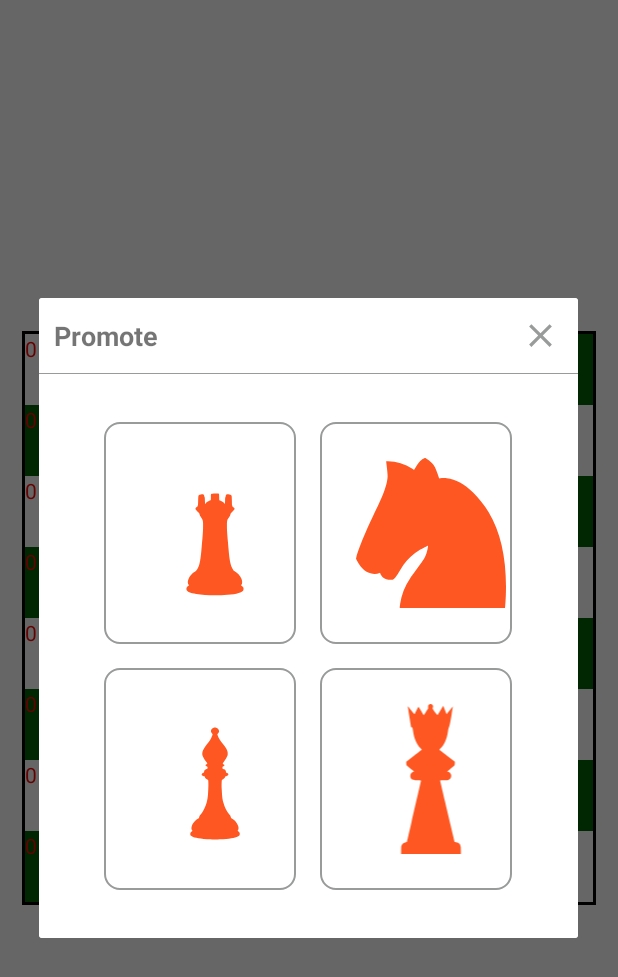
After one commit to hieud1245k/ChessClient, an Android app: the fragment PawnPromotionFragment placed in its activity, on a phone screen of 412 x 824 dp. The commit adds this screen. Shown: the top 977 px of the screen. Run offline under Robolectric (Android 15) with nearby library versions, the phone set to English and light mode, and no system bars.

Commit message:
Feature: Pawn promote

```diff
--- a/app/src/main/java/com/hieuminh/chessclient/common/enums/ChessManType.kt
+++ b/app/src/main/java/com/hieuminh/chessclient/common/enums/ChessManType.kt
@@ -16,5 +16,9 @@ enum class ChessManType(val newInstance: () -> ChessMan) {
                 Pair(index, chessManType)
             }.toMap()
         }
+
+        fun getGeneralPromotionList(): List<ChessManType> {
+            return listOf(CASTLE, KNIGHT, BISHOP, QUEEN)
+        }
     }
 }
--- a/app/src/main/java/com/hieuminh/chessclient/views/activitys/MainActivity.kt
+++ b/app/src/main/java/com/hieuminh/chessclient/views/activitys/MainActivity.kt
@@ -11,6 +11,7 @@ import com.hieuminh.chessclient.utils.ViewUtils
 import com.hieuminh.chessclient.views.activitys.base.BaseActivity
 import com.hieuminh.chessclient.views.adapters.BoxAdapter
 import com.hieuminh.chessclient.views.adapters.base.BaseAdapter
+import com.hieuminh.chessclient.views.fragments.dialogs.PawnPromotionFragment
 import kotlin.math.min
 
 class MainActivity : BaseActivity<ActivityMainBinding>(), BaseAdapter.ItemEventListener<Box> {
@@ -39,29 +40,20 @@ class MainActivity : BaseActivity<ActivityMainBinding>(), BaseAdapter.ItemEventL
                 notifyChanged(boxAdapter)
             }
             currentBoxSelected = null
-            killBoxList.forEach {
-                it.canKill = false
-                it.notifyChanged(boxAdapter)
-            }
-            moveBoxList.forEach {
-                it.canMove = false
-                it.notifyChanged(boxAdapter)
+            resetActionList()
+            if (item.y == 7 && item.chessMan is Pawn) {
+                promotePawn(item)
             }
             return
         }
         if (item.chessMan == null || item.chessMan.isRival()) {
             return
         }
-        moveBoxList.forEach {
-            it.canMove = false
-            it.notifyChanged(boxAdapter)
-        }
-        killBoxList.forEach {
-            it.canKill = false
-            it.notifyChanged(boxAdapter)
-        }
-        moveBoxList.clear()
-        killBoxList.clear()
+        resetActionList()
+        onChessmanClicked(item)
+    }
+
+    private fun onChessmanClicked(item: Box) {
         currentBoxSelected?.isClicked = false
         currentBoxSelected?.notifyChanged(boxAdapter)
         if (currentBoxSelected == item) {
@@ -87,6 +79,30 @@ class MainActivity : BaseActivity<ActivityMainBinding>(), BaseAdapter.ItemEventL
             it.notifyChanged(boxAdapter)
         }
         currentBoxSelected = item
+    }
+
+    private fun promotePawn(box: Box) {
+        val pawnPromotionFragment = PawnPromotionFragment()
+        pawnPromotionFragment.setGeneralItemListener(object : BaseAdapter.ItemEventListener<ChessMan> {
+            override fun onItemClick(item: ChessMan, position: Int) {
+                box.chessMan = item
+                box.notifyChanged(boxAdapter)
+            }
+        })
+        pawnPromotionFragment.show(supportFragmentManager, null)
+    }
+
+    private fun resetActionList() {
+        moveBoxList.forEach {
+            it.canMove = false
+            it.notifyChanged(boxAdapter)
+        }
+        killBoxList.forEach {
+            it.canKill = false
+            it.notifyChanged(boxAdapter)
+        }
+        moveBoxList.clear()
+        killBoxList.clear()
     }
 
     private fun onPawnClicked(item: Box) {
@@ -205,8 +221,8 @@ class MainActivity : BaseActivity<ActivityMainBinding>(), BaseAdapter.ItemEventL
                 val box = Box(x, y)
                 val chessMain = when (y) {
                     0 -> ChessManType.getMainMap()[x]?.newInstance?.invoke()?.apply { playerType = PlayerType.PLAYER_FIRST }
-                    1 -> ChessManType.PAWN?.newInstance?.invoke()?.apply { playerType = PlayerType.PLAYER_FIRST }
-                    6 -> ChessManType.PAWN?.newInstance?.invoke()?.apply { playerType = PlayerType.PLAYER_SECOND }
+                    1 -> ChessManType.PAWN.newInstance.invoke().apply { playerType = PlayerType.PLAYER_FIRST }
+                    6 -> ChessManType.PAWN.newInstance.invoke().apply { playerType = PlayerType.PLAYER_SECOND }
                     7 -> ChessManType.getMainMap()[x]?.newInstance?.invoke()?.apply { playerType = PlayerType.PLAYER_SECOND }
                     else -> null
                 }
--- /dev/null
+++ b/app/src/main/java/com/hieuminh/chessclient/views/adapters/GeneralPromotionAdapter.kt
@@ -0,0 +1,19 @@
+package com.hieuminh.chessclient.views.adapters
+
+import android.view.LayoutInflater
+import android.view.ViewGroup
+import com.hieuminh.chessclient.databinding.ItemGeneralPromotionBinding
+import com.hieuminh.chessclient.models.ChessMan
+import com.hieuminh.chessclient.views.adapters.base.BaseAdapter
+
+class GeneralPromotionAdapter : BaseAdapter<ChessMan>() {
+    override fun onCreateViewHolder(parent: ViewGroup, viewType: Int): BaseViewHolder {
+        return GeneralPromotionViewHolder(ItemGeneralPromotionBinding.inflate(LayoutInflater.from(parent.context), parent, false))
+    }
+
+    inner class GeneralPromotionViewHolder(private val binding: ItemGeneralPromotionBinding) : BaseViewHolder(binding.root) {
+        override fun bind(data: ChessMan) {
+            binding.ivGeneral.setImageResource(data.imageResId)
+        }
+    }
+}
--- /dev/null
+++ b/app/src/main/java/com/hieuminh/chessclient/views/fragments/dialogs/PawnPromotionFragment.kt
@@ -0,0 +1,34 @@
+package com.hieuminh.chessclient.views.fragments.dialogs
+
+import com.hieuminh.chessclient.common.enums.ChessManType
+import com.hieuminh.chessclient.databinding.FragmentPawnPromotionBinding
+import com.hieuminh.chessclient.models.ChessMan
+import com.hieuminh.chessclient.views.adapters.GeneralPromotionAdapter
+import com.hieuminh.chessclient.views.adapters.base.BaseAdapter
+import com.hieuminh.chessclient.views.fragments.dialogs.base.BaseDialogFragment
+
+class PawnPromotionFragment : BaseDialogFragment<FragmentPawnPromotionBinding>(), BaseAdapter.ItemEventListener<ChessMan> {
+    private var itemClickedListener: BaseAdapter.ItemEventListener<ChessMan>? = null
+
+    override fun getViewBinding() = FragmentPawnPromotionBinding.inflate(layoutInflater)
+
+    override fun onItemClick(item: ChessMan, position: Int) {
+        dismiss()
+        itemClickedListener?.onItemClick(item, position)
+    }
+
+    override fun initListener() {
+        binding.ivClose.setOnClickListener { dismiss() }
+    }
+
+    override fun initView() {
+        binding.rvGeneralPromotionList.adapter = GeneralPromotionAdapter().apply {
+            updateData(ChessManType.getGeneralPromotionList().map { it.newInstance.invoke() }.toMutableList())
+            setItemListener(this@PawnPromotionFragment)
+        }
+    }
+
+    fun setGeneralItemListener(itemClickedListener: BaseAdapter.ItemEventListener<ChessMan>?) {
+        this.itemClickedListener = itemClickedListener
+    }
+}
--- /dev/null
+++ b/app/src/main/java/com/hieuminh/chessclient/views/fragments/dialogs/base/BaseDialogFragment.kt
@@ -0,0 +1,39 @@
+package com.hieuminh.chessclient.views.fragments.dialogs.base
+
+import android.app.Dialog
+import android.os.Bundle
+import android.view.LayoutInflater
+import android.view.View
+import android.view.ViewGroup
+import androidx.appcompat.app.AlertDialog
+import androidx.fragment.app.DialogFragment
+import androidx.viewbinding.ViewBinding
+import com.hieuminh.chessclient.interfaces.InitLayout
+
+abstract class BaseDialogFragment<VBinding : ViewBinding> : DialogFragment(), InitLayout<VBinding> {
+    protected lateinit var binding: VBinding
+        private set
+
+    override fun onCreateView(inflater: LayoutInflater, container: ViewGroup?, savedInstanceState: Bundle?): View? {
+        return try {
+            binding.root
+        } catch (e: Exception) {
+            e.printStackTrace()
+            binding = getViewBinding()
+            binding.root
+        }
+    }
+
+    override fun onCreateDialog(savedInstanceState: Bundle?): Dialog {
+        binding = getViewBinding()
+        return AlertDialog.Builder(requireActivity())
+            .setView(binding.root)
+            .create()
+    }
+
+    override fun onViewCreated(view: View, savedInstanceState: Bundle?) {
+        super.onViewCreated(view, savedInstanceState)
+        initListener()
+        initView()
+    }
+}
--- /dev/null
+++ b/app/src/main/res/drawable/bg_while_border_gray_12.xml
@@ -0,0 +1,12 @@
+<?xml version="1.0" encoding="utf-8"?>
+<shape xmlns:android="http://schemas.android.com/apk/res/android">
+
+    <corners android:radius="@dimen/dp_10" />
+
+    <stroke
+        android:width="@dimen/dp_1"
+        android:color="@color/colorGray" />
+
+    <solid android:color="@color/white" />
+
+</shape>
--- /dev/null
+++ b/app/src/main/res/drawable/ic_baseline_close_24.xml
@@ -0,0 +1,10 @@
+<vector xmlns:android="http://schemas.android.com/apk/res/android"
+    android:width="24dp"
+    android:height="24dp"
+    android:tint="@color/colorGray"
+    android:viewportWidth="24"
+    android:viewportHeight="24">
+    <path
+        android:fillColor="@android:color/white"
+        android:pathData="M19,6.41L17.59,5 12,10.59 6.41,5 5,6.41 10.59,12 5,17.59 6.41,19 12,13.41 17.59,19 19,17.59 13.41,12z" />
+</vector>
--- /dev/null
+++ b/app/src/main/res/layout/fragment_pawn_promotion.xml
@@ -0,0 +1,51 @@
+<?xml version="1.0" encoding="utf-8"?>
+<LinearLayout xmlns:android="http://schemas.android.com/apk/res/android"
+    xmlns:app="http://schemas.android.com/apk/res-auto"
+    xmlns:tools="http://schemas.android.com/tools"
+    android:layout_width="match_parent"
+    android:layout_height="match_parent"
+    android:background="@color/white"
+    android:orientation="vertical"
+    tools:context=".views.fragments.dialogs.PawnPromotionFragment">
+
+    <LinearLayout
+        android:layout_width="match_parent"
+        android:layout_height="@dimen/dp_50"
+        android:orientation="horizontal">
+
+        <TextView
+            android:layout_width="0dp"
+            android:layout_height="match_parent"
+            android:layout_marginStart="@dimen/dp_10"
+            android:layout_weight="1"
+            android:gravity="center_vertical"
+            android:text="@string/promote"
+            android:textSize="@dimen/sp_18"
+            android:textStyle="bold" />
+
+        <androidx.appcompat.widget.AppCompatImageView
+            android:id="@+id/iv_close"
+            android:layout_width="@dimen/dp_50"
+            android:layout_height="match_parent"
+            android:padding="@dimen/dp_12"
+            app:srcCompat="@drawable/ic_baseline_close_24" />
+
+    </LinearLayout>
+
+    <View
+        android:layout_width="match_parent"
+        android:layout_height="@dimen/dp_0.5"
+        android:background="@color/colorGray" />
+
+    <androidx.recyclerview.widget.RecyclerView
+        android:id="@+id/rv_general_promotion_list"
+        android:layout_width="wrap_content"
+        android:layout_height="wrap_content"
+        android:layout_gravity="center_horizontal"
+        android:layout_marginVertical="@dimen/dp_24"
+        app:layoutManager="androidx.recyclerview.widget.GridLayoutManager"
+        app:spanCount="2"
+        tools:itemCount="4"
+        tools:listitem="@layout/item_general_promotion" />
+
+</LinearLayout>
--- /dev/null
+++ b/app/src/main/res/layout/item_general_promotion.xml
@@ -0,0 +1,16 @@
+<?xml version="1.0" encoding="utf-8"?>
+<FrameLayout xmlns:android="http://schemas.android.com/apk/res/android"
+    android:layout_width="wrap_content"
+    android:layout_height="wrap_content"
+    android:layout_gravity="center"
+    android:layout_margin="@dimen/dp_8"
+    android:background="@drawable/bg_while_border_gray_12">
+
+    <androidx.appcompat.widget.AppCompatImageView
+        android:id="@+id/iv_general"
+        android:layout_width="@dimen/dp_100"
+        android:layout_height="@dimen/dp_100"
+        android:layout_margin="24dp"
+        android:tint="@color/colorOrange" />
+
+</FrameLayout>
--- a/app/src/main/res/values/dimens.xml
+++ b/app/src/main/res/values/dimens.xml
@@ -1,4 +1,13 @@
 <?xml version="1.0" encoding="utf-8"?>
 <resources>
     <dimen name="dp_1">1dp</dimen>
+    <dimen name="dp_0.5">0.5dp</dimen>
+    <dimen name="dp_50">50dp</dimen>
+    <dimen name="sp_18">18sp</dimen>
+    <dimen name="dp_10">10dp</dimen>
+    <dimen name="dp_12">12dp</dimen>
+    <dimen name="dp_8">8dp</dimen>
+    <dimen name="dp_100">100dp</dimen>
+    <dimen name="dp_16">16dp</dimen>
+    <dimen name="dp_24">24dp</dimen>
 </resources>
--- a/app/src/main/res/values/strings.xml
+++ b/app/src/main/res/values/strings.xml
@@ -1,3 +1,6 @@
 <resources>
     <string name="app_name">ChessClient</string>
+    <!-- TODO: Remove or change this placeholder text -->
+    <string name="hello_blank_fragment">Hello blank fragment</string>
+    <string name="promote">Promote</string>
 </resources>
```
Also changed, not shown: 1 other file.
